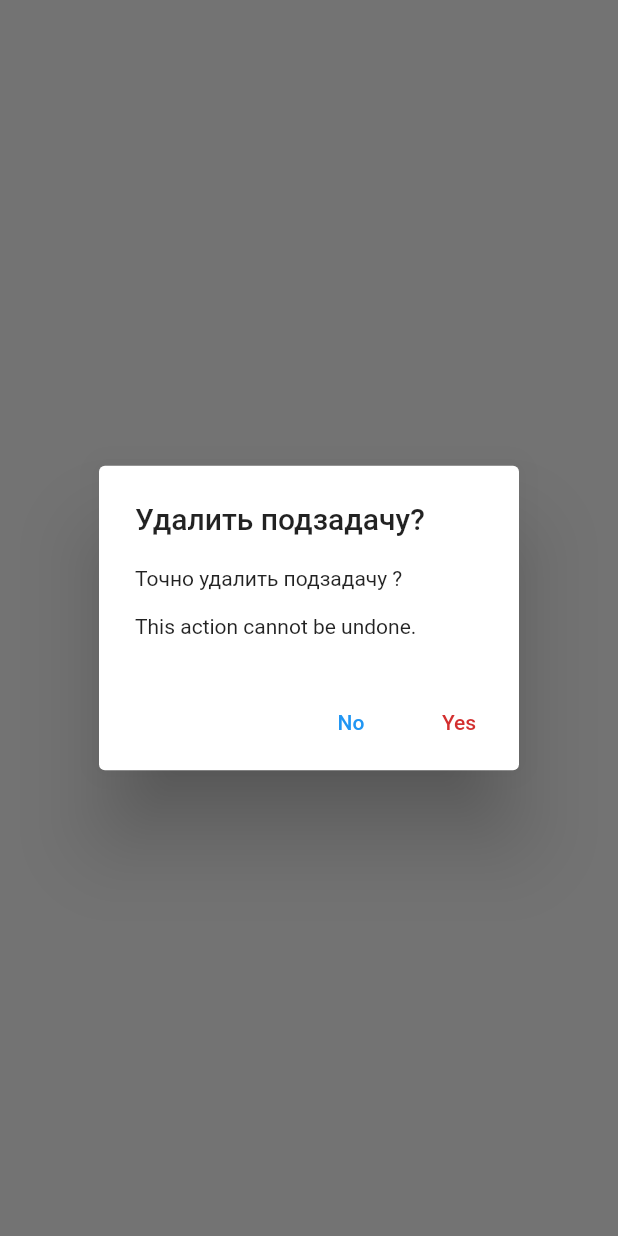
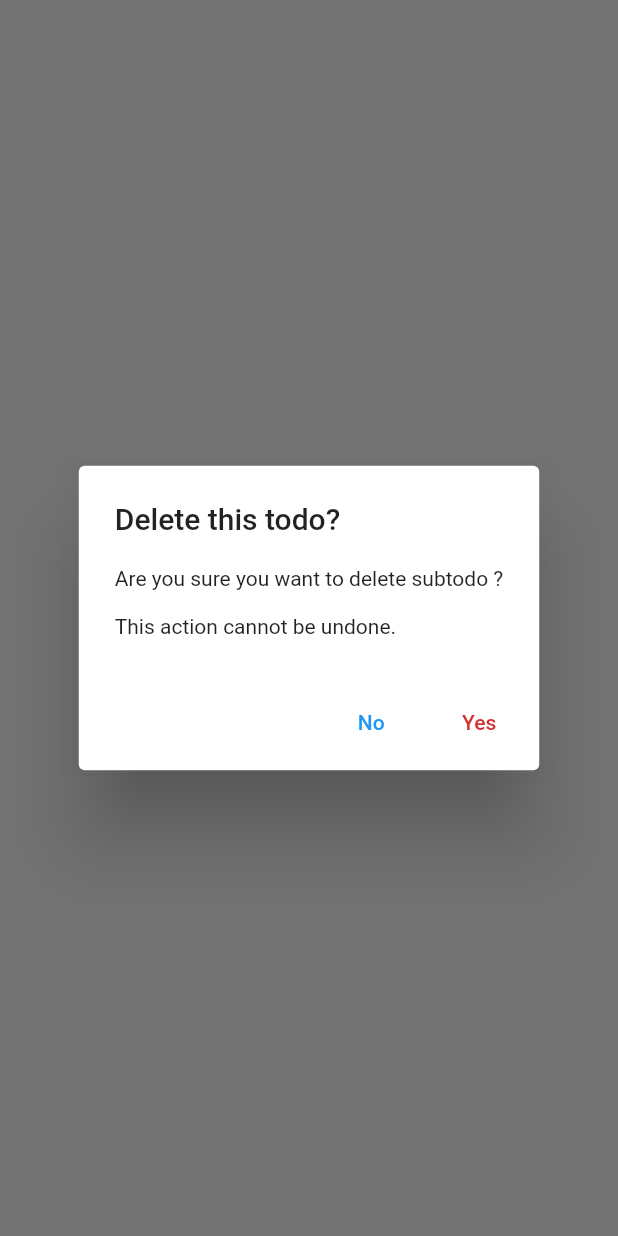
Before and after one commit to Vorkytaka/mini_todo, a Flutter app: what showDeleteSubtodoDialog() shows on an empty page, opened directly with empty values, on a phone screen of 412 x 824 dp. Run offline on Flutter 3.47's test engine with Material 2 defaults, Android fonts, the phone set to English and light mode, and no system bars; our stand-ins replace drift, firebase_core, firebase_crashlytics, flutter_bloc, flutter_local_notifications, flutter_native_timezone and 1 more; missing offline and left inert: great_list_view; accounts and stored records are empty; generated files the repository leaves out were written again.

Commit message:
72 - Intl

```diff
--- a/lib/l10n/intl_en.arb
+++ b/lib/l10n/intl_en.arb
@@ -34,6 +34,8 @@
   "todo_detailed_screen__notification_days": "{count,plural, =0{No days} =1{Notify in {count} day} other{Notify in {count} days}}",
   "todo_detailed_screen__notification_hours": "{count,plural, =0{No hours} =1{Notify in {count} hour} other{Notify in {count} hours}}",
   "todo_detailed_screen__notification_minutes": "{count,plural, =0{No minutes} =1{Notify in {count} minute} other{Notify in {count} minutes}}",
+  "delete_subtodo__title": "Delete this todo?",
+  "delete_subtodo__body": "Are you sure you want to delete subtodo ",
   "editable_folder_dialog__hint": "Folder title",
   "editable_folder_dialog__title_error": "Enter folder title",
   "folder_screen__update_folder": "Update folder",
--- a/lib/l10n/intl_ru.arb
+++ b/lib/l10n/intl_ru.arb
@@ -33,6 +33,8 @@
   "todo_detailed_screen__notification_days": "{count,plural, =0{Без дней} =1{Напомнить за {count} день} =2{Напомнить за {count} дня} few{Напомнить за {count} дня} other{Напомнить за {count} дней}}",
   "todo_detailed_screen__notification_hours": "{count,plural, =0{Без часов} =1{Напомнить за {count} час} =2{Напомнить за {count} часа} few{Напомнить за {count} часа} other{Напомнить за {count} часов}}",
   "todo_detailed_screen__notification_minutes": "{count,plural, =0{Без минут} =1{Напомнить за {count} минуту} =2{Напомнить за {count} минуты} few{Напомнить за {count} минуты} other{Напомнить за {count} минут}}",
+  "delete_subtodo__title": "Удалить подзадачу?",
+  "delete_subtodo__body": "Вы точно хотите удалить ",
   "editable_folder_dialog__hint": "Название папки",
   "editable_folder_dialog__title_error": "Введите название папки",
   "folder_screen__update_folder": "Изменить папку",
--- a/lib/ui/todo_detailed/todo_detailed_screen.dart
+++ b/lib/ui/todo_detailed/todo_detailed_screen.dart
@@ -613,12 +613,12 @@ Future<void> showDeleteSubtodoDialog({
     showDialog(
       context: context,
       builder: (context) => AlertDialog(
-        title: const Text('Удалить подзадачу?'),
+        title: Text(S.of(context).delete_subtodo__title),
         content: RichText(
           text: TextSpan(
             style: Theme.of(context).textTheme.bodyMedium,
             children: [
-              const TextSpan(text: 'Точно удалить подзадачу '),
+              TextSpan(text: S.of(context).delete_subtodo__body),
               TextSpan(
                 text: subtodo.title,
                 style: const TextStyle(fontWeight: FontWeight.bold),
```
Also changed, not shown: lib/generated/intl/messages_en.dart, lib/generated/intl/messages_ru.dart, lib/generated/l10n.dart.
